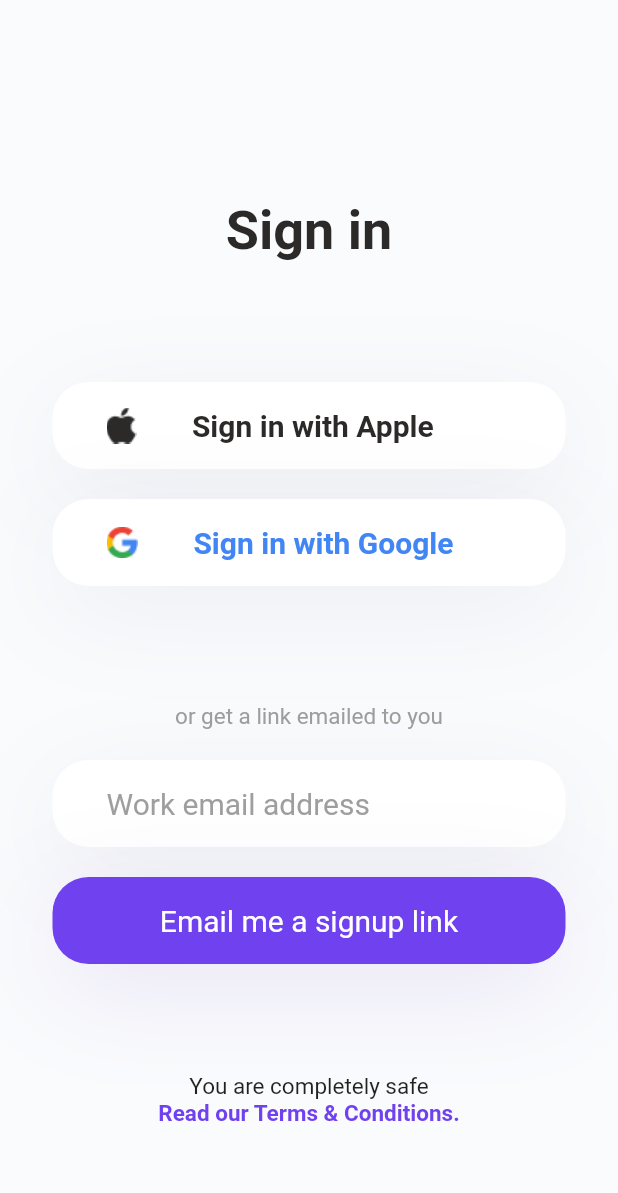
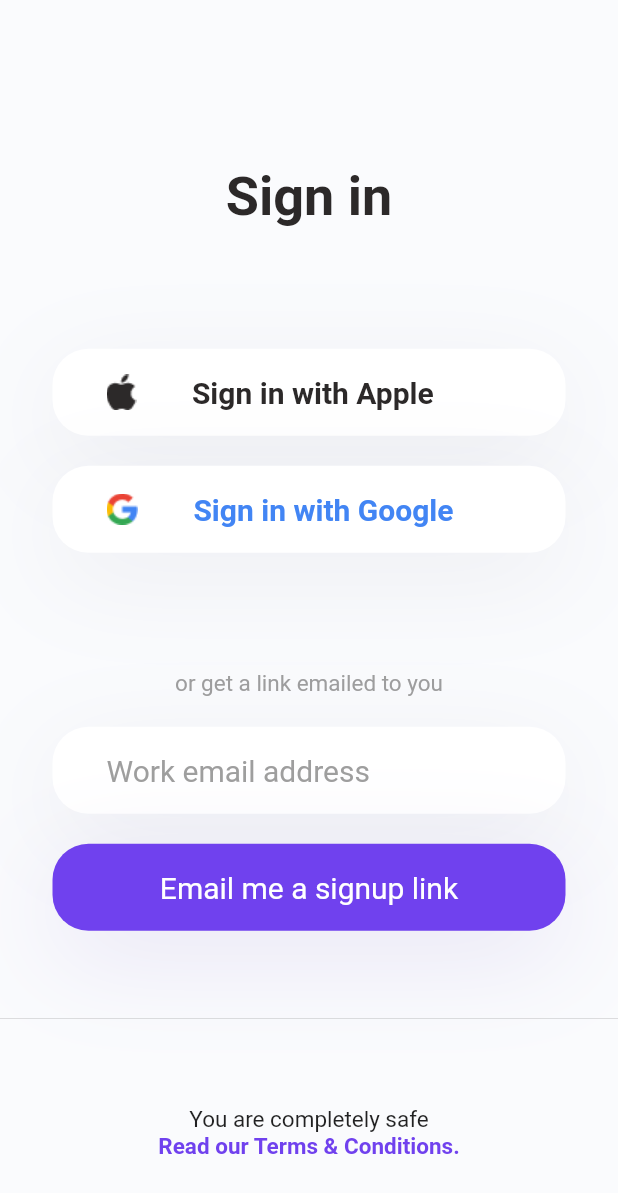
Before and after one commit to MikkyBoy357/UI-Kit, a Flutter app: the screen it shows after launch, after a tap on "Sign in", on a phone screen of 412 x 824 dp. Shown: the top 1193 px of the screen. Run offline on Flutter 3.47's test engine with Material 2 defaults, Android fonts, the phone set to English and light mode, and no system bars.

Commit message:
second commit

```diff
--- a/lib/login_screen.dart
+++ b/lib/login_screen.dart
@@ -19,10 +19,10 @@ class _LoginScreenState extends State<LoginScreen> {
             children: [
               Center(
                 child: Padding(
-                  padding: const EdgeInsets.only(
-                      top: 95, right: 23.39, left: 24, bottom: 30),
+                  padding: EdgeInsets.only(
+                      top: 95.0, right: 23.39, left: 24.0, bottom: 30.0),
                   child: CircleAvatar(
-                    radius: 90,
+                    radius: 90.0,
                     backgroundImage: AssetImage('images/colorimage.png'),
                     backgroundColor: Colors.white,
                   ),
@@ -41,7 +41,7 @@ class _LoginScreenState extends State<LoginScreen> {
                 textAlign: TextAlign.center,
                 style: TextStyle(
                   fontWeight: FontWeight.w400,
-                  fontSize: 20,
+                  fontSize: 20.0,
                 ),
               ),
             ],
@@ -51,7 +51,7 @@ class _LoginScreenState extends State<LoginScreen> {
               crossAxisAlignment: CrossAxisAlignment.stretch,
               children: [
                 Padding(
-                  padding: EdgeInsets.symmetric(horizontal: 35),
+                  padding: EdgeInsets.symmetric(horizontal: 35.0),
                   child: CustomButton(
                     label: 'Get Started',
                     labelColour: Colors.white,
@@ -60,7 +60,7 @@ class _LoginScreenState extends State<LoginScreen> {
                   ),
                 ),
                 Padding(
-                  padding: const EdgeInsets.only(left: 35, right: 35, top: 20),
+                  padding: EdgeInsets.only(left: 35.0, right: 35.0, top: 20.0),
                   child: CustomButton(
                     label: 'Login',
                     labelColour: Color(0xFF7041EE),
@@ -78,7 +78,7 @@ class _LoginScreenState extends State<LoginScreen> {
                 Text(
                   'New around here?',
                   style: TextStyle(
-                    fontSize: 15,
+                    fontSize: 15.0,
                   ),
                 ),
                 GestureDetector(
@@ -94,7 +94,7 @@ class _LoginScreenState extends State<LoginScreen> {
                     ' Sign in',
                     style: TextStyle(
                       color: Color(0xFF7041EE),
-                      fontSize: 15,
+                      fontSize: 15.0,
                     ),
                   ),
                 ),
@@ -106,53 +106,3 @@ class _LoginScreenState extends State<LoginScreen> {
     );
   }
 }
-
-// purple button
-
-// Padding(
-// padding: const EdgeInsets.symmetric(horizontal: 35),
-// child: FlatButton(
-// color: Color(0xFF7041EE),
-// shape: RoundedRectangleBorder(
-// borderRadius: BorderRadius.all(
-// Radius.circular(24),
-// ),
-// ),
-// child: Padding(
-// padding: const EdgeInsets.all(15),
-// child: Text(
-// 'Get Started',
-// style: TextStyle(
-// color: Color(0xFFFFFFFF),
-// fontSize: 20,
-// ),
-// ),
-// ),
-// onPressed: () {},
-// ),
-// ),
-
-// white button
-
-// Padding(
-// padding: const EdgeInsets.only(left: 35, right: 35, top: 20),
-// child: FlatButton(
-// color: Color(0xFFFFFFFF),
-// shape: RoundedRectangleBorder(
-// borderRadius: BorderRadius.all(
-// Radius.circular(24),
-// ),
-// ),
-// child: Padding(
-// padding: const EdgeInsets.all(15),
-// child: Text(
-// 'Login',
-// style: TextStyle(
-// color: Color(0xFF7041EE),
-// fontSize: 20,
-// ),
-// ),
-// ),
-// onPressed: () {},
-// ),
-// ),
--- a/lib/sign_in_screen.dart
+++ b/lib/sign_in_screen.dart
@@ -1,5 +1,7 @@
 import 'package:flutter/material.dart';
 import 'package:travel_app/widgets/custom_button.dart';
+
+import 'conversation_screen.dart';
 
 class SignInScreen extends StatefulWidget {
   @override
@@ -17,19 +19,20 @@ class _SignInScreenState extends State<SignInScreen> {
           Column(
             children: [
               Padding(
-                padding: const EdgeInsets.all(60.0),
+                padding: EdgeInsets.all(60.0),
                 child: Center(
                   child: Text(
                     'Sign in',
                     style: TextStyle(
                         color: Color(0xff2C2929),
-                        fontSize: 36,
+                        fontSize: 36.0,
                         fontWeight: FontWeight.bold),
                   ),
                 ),
               ),
               Padding(
-                padding: const EdgeInsets.only(left: 35, right: 35, top: 20),
+                padding: EdgeInsets.only(left: 35.0, right: 35.0, top: 20.0),
+                child: GestureDetector(
                   child: CustomSignInButton(
                     label: 'Sign in with Apple',
                     labelColour: Color(0xFF2C2929),
@@ -37,13 +40,22 @@ class _SignInScreenState extends State<SignInScreen> {
                     backgroundColour: Colors.white,
                     shadowColour: Color(0xff4E4F72).withOpacity(0.08),
                   ),
+                  onTap: () {
+                    Navigator.push(
+                      context,
+                      MaterialPageRoute(
+                        builder: (context) => ConversationScreen(),
+                      ),
+                    );
+                  },
+                ),
               ),
               Padding(
-                padding: const EdgeInsets.only(
-                  left: 35,
-                  right: 35,
-                  top: 20,
-                  bottom: 78,
+                padding: EdgeInsets.only(
+                  left: 35.0,
+                  right: 35.0,
+                  top: 20.0,
+                  bottom: 78.0,
                 ),
                 child: CustomSignInButton(
                   label: 'Sign in with Google',
@@ -61,7 +73,7 @@ class _SignInScreenState extends State<SignInScreen> {
                 ),
               ),
               Padding(
-                padding: const EdgeInsets.only(left: 35, right: 35, top: 20),
+                padding: EdgeInsets.only(left: 35.0, right: 35.0, top: 20.0),
                 child: CustomButton2(
                   label: 'Work email address',
                   labelColour: Colors.grey,
@@ -71,9 +83,9 @@ class _SignInScreenState extends State<SignInScreen> {
               ),
               Padding(
                 padding: EdgeInsets.only(
-                  left: 35,
-                  right: 35,
-                  top: 20,
+                  left: 35.0,
+                  right: 35.0,
+                  top: 20.0,
                 ),
                 child: CustomButton(
                   label: 'Email me a signup link',
@@ -84,18 +96,19 @@ class _SignInScreenState extends State<SignInScreen> {
               ),
             ],
           ),
+          Divider(),
           Column(
             children: [
               Text(
                 'You are completely safe',
                 style: TextStyle(
-                  fontSize: 15,
+                  fontSize: 15.0,
                 ),
               ),
               Text(
                 'Read our Terms & Conditions.',
                 style: TextStyle(
-                  fontSize: 15,
+                  fontSize: 15.0,
                   color: Color(0xFF7041EE),
                   fontWeight: FontWeight.bold,
                 ),
```
Also changed, not shown: lib/conversation_screen.dart (+204 -0 lines), lib/widgets/custom_button.dart (+129 -8 lines), lib/widgets/reusable_button.dart (+97 -0 lines). Lines whose indentation alone changed are shown as unchanged.
